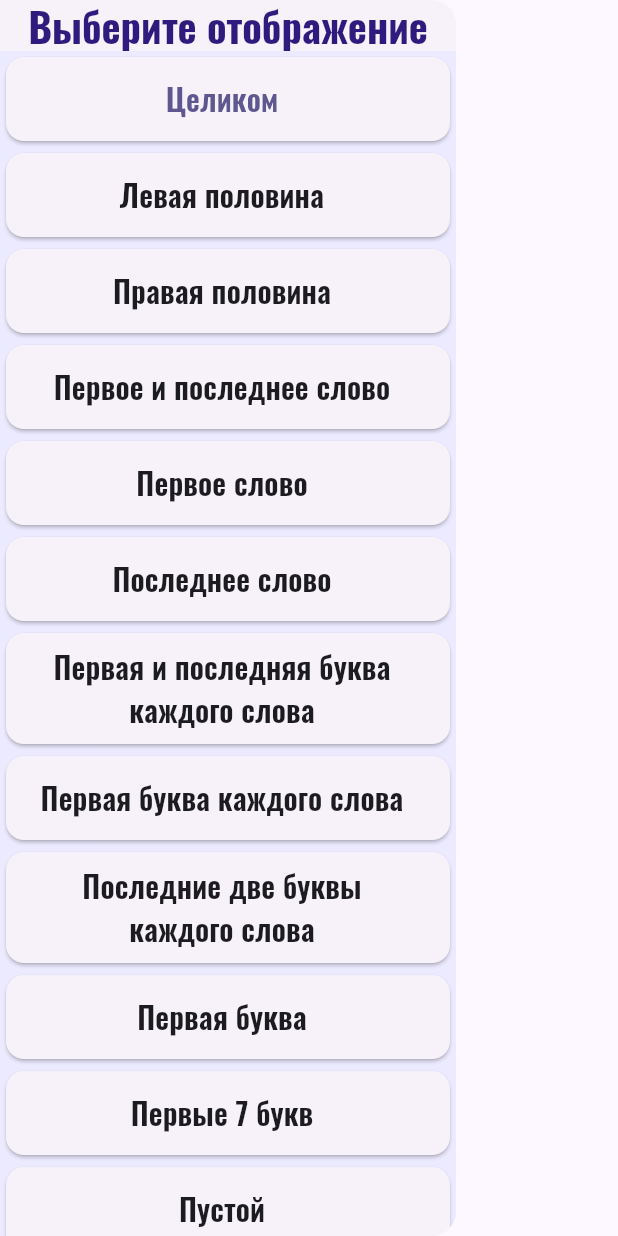
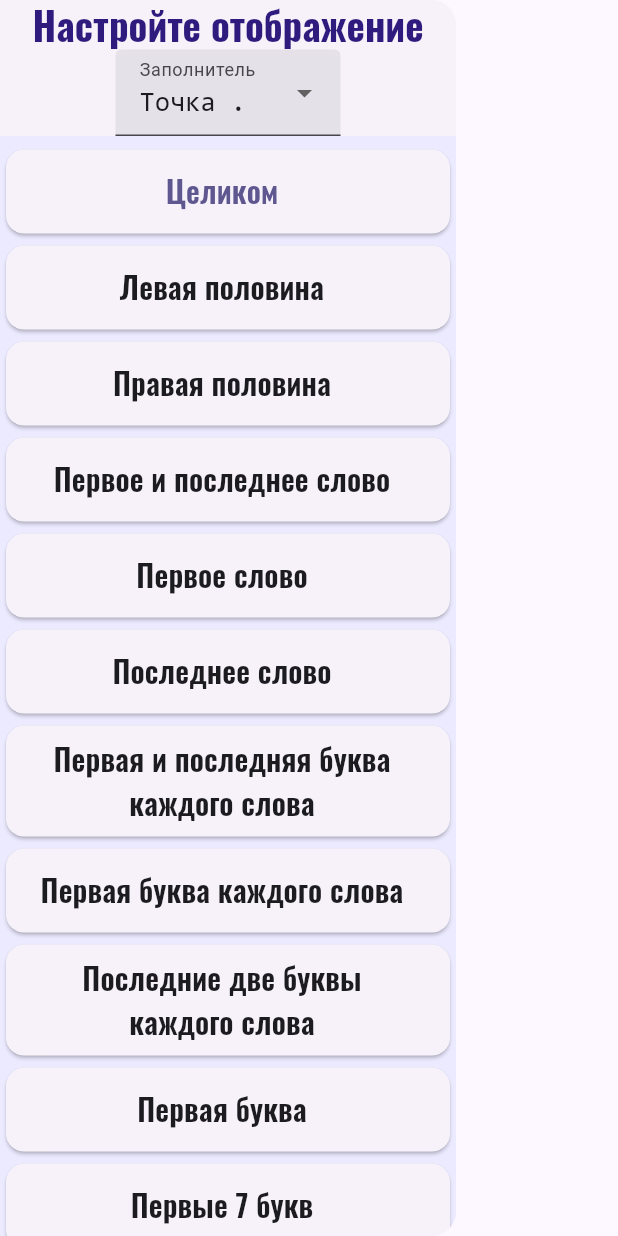
Before and after one commit to 2romanio005/cramming_poems, a Flutter app: the DisplayTypeChooser widget shown alone on an empty page, opened directly with empty values, on a phone screen of 412 x 824 dp. Run offline on Flutter 3.47's test engine with Material 3 defaults, Android fonts, the phone set to English and light mode, and no system bars.

Commit message:
add chooser to hidden

```diff
--- a/lib/Decoration/styles.dart
+++ b/lib/Decoration/styles.dart
@@ -13,7 +13,7 @@ ThemeData mainTheme = ThemeData(
     titleLarge: TextStyle(
       fontFamily: "Oswald",
       color: ColorHeader,
-      fontSize: 27,
+      fontSize: 26,
       fontWeight: FontWeight.bold,
     ),
     /// заголовок стиха
--- a/lib/Widgets/displayTypeChooser.dart
+++ b/lib/Widgets/displayTypeChooser.dart
@@ -20,15 +20,56 @@ class _DisplayTypeChooser extends State<DisplayTypeChooser> {
     return Drawer(
       child: Column(
         children: [
-          Text("Выберите отображение", style: Theme.of(context).textTheme.titleLarge, textAlign: TextAlign.center,),
+          Text("Настройте отображение", style: Theme.of(context).textTheme.titleLarge, textAlign: TextAlign.center),
+          Row(
+            mainAxisAlignment: MainAxisAlignment.center,
+            children: [
+              SizedBox(
+                width: 150,
+                child: DropdownButtonFormField<String>(
+                  decoration: const InputDecoration(
+                    filled: true,
+                    //fillColor: ColorButtonBackground,
+                    labelText: "Заполнитель",
+                  ),
+                  style: Theme.of(context).textTheme.bodyMedium,
+                  dropdownColor: ColorButtonBackground,
+                  value: HandlerPoemsDisplayTypes.hidden,
+                  onChanged: (String? newValue) {
+                    HandlerPoemsDisplayTypes.hidden = newValue!;
+
+                    widget.onChange();
+                  },
+                  items: const [
+                    DropdownMenuItem(
+                      alignment: AlignmentDirectional.center,
+                      value: ".",
+                      child: Text(
+                        "Точка .",
+                      ),
+                    ),
+                    DropdownMenuItem(
+                      alignment: AlignmentDirectional.center,
+                      value: "_",
+                      child: Text(
+                        "Чёрточка _",
+                      ),
+                    ),
+                  ],
+                ),
+              ),
+            ],
+          ),
           Expanded(
             child: Container(
               color: ColorBackground,
               child: ListView.builder(
+                  padding: const EdgeInsets.only(top: 5),
                   itemCount: HandlerPoemsDisplayTypes.length,
                   itemBuilder: (BuildContext context, int index) {
                     return Card(
-                      child: Row(  // только для возможности использовать Expanded
+                      child: Row(
+                        // только для возможности использовать Expanded
                         mainAxisAlignment: MainAxisAlignment.spaceBetween,
                         children: [
                           Expanded(
--- a/lib/Widgets/poemChooser.dart
+++ b/lib/Widgets/poemChooser.dart
@@ -33,8 +33,7 @@ class _PoemChooser extends State<PoemChooser> {
             child: Container(
               color: ColorBackground,
               child: ListView.builder(
-                  //reverse: true,
-
+                  padding: const EdgeInsets.only(top: 5),
                   itemCount: poemList.length,
                   itemBuilder: (BuildContext context, int index) {
                     index = _getIndex(index);  // делаем вывод списка в обратном порядке
--- a/lib/homePage.dart
+++ b/lib/homePage.dart
@@ -55,7 +55,7 @@ class _Home extends State<Home> {
             ],
           )),
       drawer: Container(
-        margin: const EdgeInsets.fromLTRB(0, 25, 0, 0),
+          margin: const EdgeInsets.fromLTRB(0, 25, 0, 0),
         child: PoemChooser(
           onSelect: redraw,
           onDelete: redraw,
```
